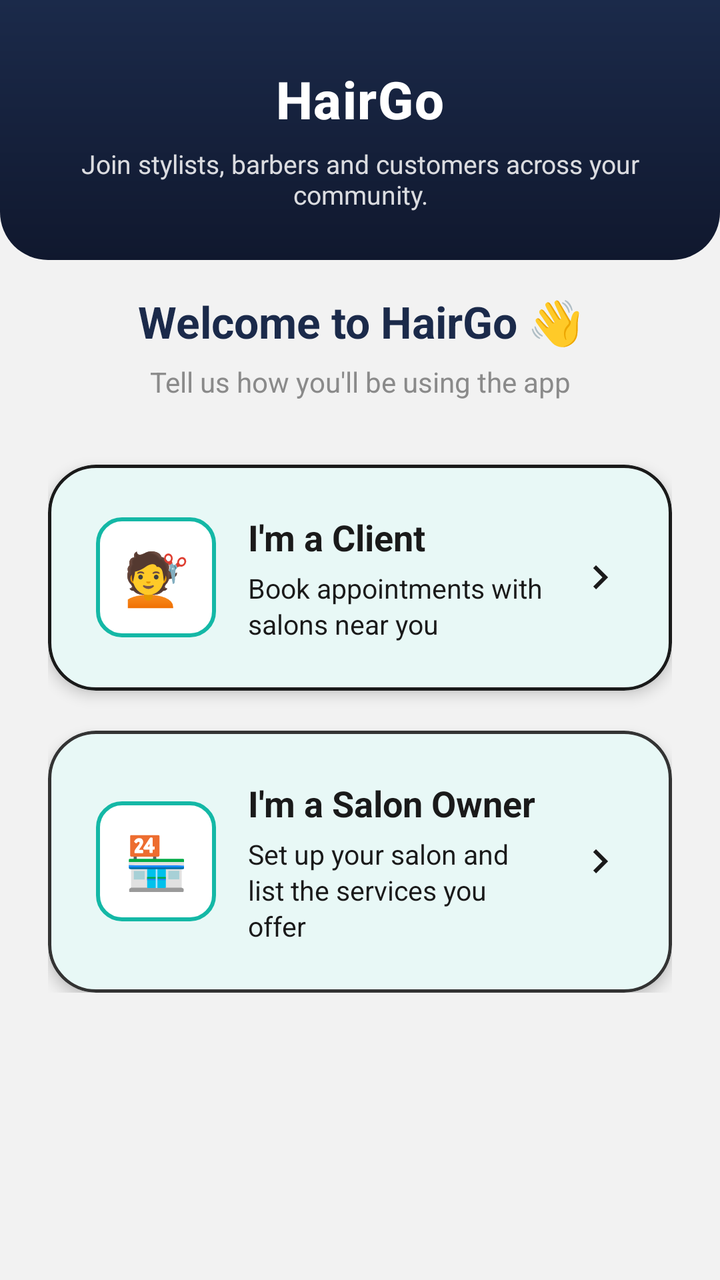
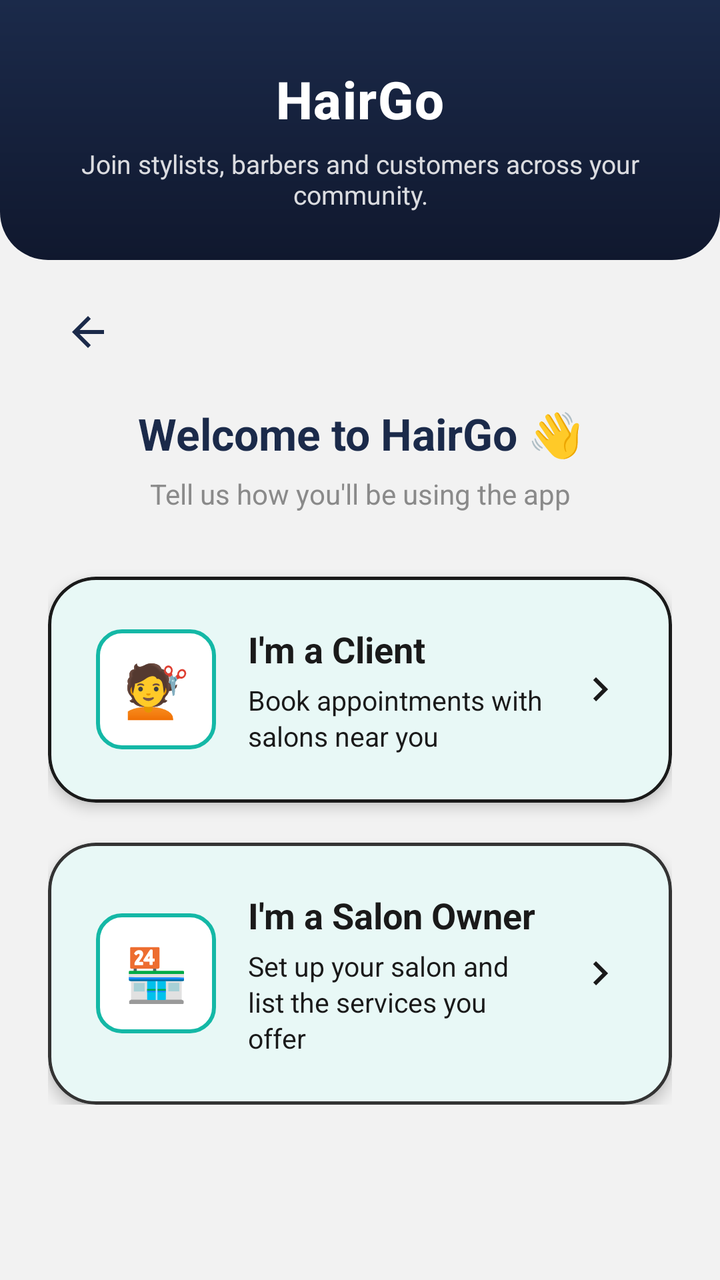

Two renders of the same Android screen: before a commit and after it. Below are the layout's source before the change and the commit's diff.
<!-- AndroidManifest.xml: application theme Theme.HairGo -->
<!-- res/layout/activity_role_selection.xml -->
<?xml version="1.0" encoding="utf-8"?>
<ScrollView xmlns:android="http://schemas.android.com/apk/res/android"
    xmlns:app="http://schemas.android.com/apk/res-auto"
    android:layout_width="match_parent"
    android:layout_height="match_parent"
    android:background="@color/grey_light"
    android:fillViewport="true">

    <LinearLayout
        android:layout_width="match_parent"
        android:layout_height="wrap_content"
        android:orientation="vertical"
        android:gravity="center_horizontal">

        <include layout="@layout/view_auth_header"/>

        <LinearLayout
            android:layout_width="match_parent"
            android:layout_height="wrap_content"
            android:orientation="vertical"
            android:paddingHorizontal="24dp"
            android:paddingTop="16dp"
            android:paddingBottom="32dp">

            
            <TextView
                android:id="@+id/tvWelcome"
                android:layout_width="match_parent"
                android:layout_height="wrap_content"
                android:layout_marginBottom="6dp"
                android:text="Welcome to HairGo 👋"
                android:textColor="@color/heading"
                android:textSize="22sp"
                android:textStyle="bold"
                android:textAlignment="center"/>

            
            <TextView
                android:id="@+id/tvSubtitle"
                android:layout_width="match_parent"
                android:layout_height="wrap_content"
                android:text="Tell us how you'll be using the app"
                android:textSize="14sp"
                android:textColor="@color/grey_medium"
                android:layout_marginBottom="32dp"
                android:textAlignment="center"/>

            
            <com.google.android.material.card.MaterialCardView
                android:id="@+id/cardClient"
                android:layout_width="match_parent"
                android:layout_height="wrap_content"
                android:layout_marginBottom="20dp"
                app:cardCornerRadius="24dp"
                app:cardElevation="4dp"
                app:strokeColor="@color/text_primary"
                app:strokeWidth="1.5dp"
                android:clickable="true"
                android:focusable="true"
                android:foreground="?attr/selectableItemBackground">

                <LinearLayout
                    android:layout_width="match_parent"
                    android:layout_height="wrap_content"
                    android:gravity="center_vertical"
                    android:orientation="horizontal"
                    android:padding="24dp">

                    <TextView
                        android:layout_width="60dp"
                        android:layout_height="60dp"
                        android:background="@drawable/bg_otp_box_focused"
                        android:gravity="center"
                        android:text="💇"
                        android:textSize="26sp" />

                    <LinearLayout
                        android:layout_width="0dp"
                        android:layout_height="wrap_content"
                        android:layout_weight="1"
                        android:orientation="vertical"
                        android:paddingHorizontal="16dp">

                        <TextView
                            android:layout_width="wrap_content"
                            android:layout_height="wrap_content"
                            android:text="I'm a Client"
                            android:textColor="@color/text_primary"
                            android:textSize="18sp"
                            android:textStyle="bold" />

                        <TextView
                            android:layout_width="wrap_content"
                            android:layout_height="wrap_content"
                            android:layout_marginTop="4dp"
                            android:lineSpacingExtra="2dp"
                            android:text="Book appointments with salons near you"
                            android:textColor="@color/text_primary"
                            android:textSize="13.5sp" />
                    </LinearLayout>

                    <ImageView
                        android:layout_width="24dp"
                        android:layout_height="24dp"
                        android:src="@drawable/ic_chevron_right"
                        app:tint="@color/text_primary" />
                </LinearLayout>
            </com.google.android.material.card.MaterialCardView>

            
            <com.google.android.material.card.MaterialCardView
                android:id="@+id/cardOwner"
                android:layout_width="match_parent"
                android:layout_height="wrap_content"
                app:cardCornerRadius="24dp"
                app:cardElevation="4dp"
                app:strokeColor="@color/grey_dark"
                app:strokeWidth="1.5dp"
                android:clickable="true"
                android:focusable="true"
                android:foreground="?attr/selectableItemBackground">

                <LinearLayout
                    android:layout_width="match_parent"
                    android:layout_height="wrap_content"
                    android:orientation="horizontal"
                    android:gravity="center_vertical"
                    android:padding="24dp">

                    <TextView
                        android:layout_width="60dp"
                        android:layout_height="60dp"
                        android:background="@drawable/bg_otp_box_focused"
                        android:gravity="center"
                        android:text="🏪"
                        android:textSize="26sp"/>

                    <LinearLayout
                        android:layout_width="0dp"
                        android:layout_weight="1"
                        android:layout_height="wrap_content"
                        android:orientation="vertical"
                        android:paddingHorizontal="16dp">

                        <TextView
                            android:layout_width="wrap_content"
                            android:layout_height="wrap_content"
                            android:text="I'm a Salon Owner"
                            android:textSize="18sp"
                            android:textStyle="bold"
                            android:textColor="@color/text_primary"/>

                        <TextView
                            android:layout_width="wrap_content"
                            android:layout_height="wrap_content"
                            android:layout_marginTop="4dp"
                            android:text="Set up your salon and list the services you offer"
                            android:textSize="13.5sp"
                            android:textColor="@color/text_primary"
                            android:lineSpacingExtra="2dp"/>
                    </LinearLayout>

                    <ImageView
                        android:layout_width="24dp"
                        android:layout_height="24dp"
                        android:src="@drawable/ic_chevron_right"
                        app:tint="@color/text_primary"/>
                </LinearLayout>
            </com.google.android.material.card.MaterialCardView>

        </LinearLayout>
    </LinearLayout>
</ScrollView>
<!-- res/layout/view_auth_header.xml (included above) -->
<?xml version="1.0" encoding="utf-8"?>
<LinearLayout xmlns:android="http://schemas.android.com/apk/res/android"
    android:layout_width="match_parent"
    android:layout_height="wrap_content"
    android:orientation="vertical"
    android:background="@drawable/bg_header"
    android:paddingTop="32dp"
    android:paddingBottom="24dp"
    android:paddingHorizontal="24dp"
    android:gravity="center">

    <TextView
        android:layout_width="wrap_content"
        android:layout_height="wrap_content"
        android:text="HairGo"
        android:textColor="@android:color/white"
        android:textSize="26sp"
        android:textStyle="bold"
        android:fontFamily="sans-serif-medium"
        android:letterSpacing="0.02"/>

    <TextView
        android:layout_width="wrap_content"
        android:layout_height="wrap_content"
        android:layout_marginTop="6dp"
        android:text="Join stylists, barbers and customers across your community."
        android:textColor="@android:color/white"
        android:alpha="0.85"
        android:textSize="13sp"
        android:gravity="center"
        android:paddingHorizontal="12dp"/>
</LinearLayout>
<!-- resources referenced by this layout -->
<resources>
  <color name="grey_dark">#333333</color>
  <color name="grey_light">#F2F2F2</color>
  <color name="grey_medium">#8A8A8A</color>
  <color name="heading">#1B2A4A</color>
  <color name="text_primary">#1A1A1A</color>
  <!-- drawable bg_header (drawable) -->
  <?xml version="1.0" encoding="utf-8"?>
  <shape xmlns:android="http://schemas.android.com/apk/res/android"
      android:shape="rectangle">
      <gradient
          android:startColor="@color/navy"
          android:endColor="@color/navy_dark"
          android:angle="270" />
      <corners
          android:bottomLeftRadius="24dp"
          android:bottomRightRadius="24dp" />
  </shape>
  <!-- drawable bg_otp_box_focused (drawable) -->
  <?xml version="1.0" encoding="utf-8"?>
  <shape xmlns:android="http://schemas.android.com/apk/res/android"
      android:shape="rectangle">
      <solid android:color="@color/surface" />
      <stroke
          android:width="2dp"
          android:color="@color/teal" />
      <corners android:radius="12dp" />
  </shape>
  <!-- drawable ic_chevron_right (drawable) -->
  <?xml version="1.0" encoding="utf-8"?>
  <vector xmlns:android="http://schemas.android.com/apk/res/android"
      android:width="24dp"
      android:height="24dp"
      android:viewportWidth="24"
      android:viewportHeight="24"
      android:tint="@color/grey_medium">
      <path
          android:fillColor="@color/grey_medium"
          android:pathData="M8.59,16.59L13.17,12 8.59,7.41 10,6l6,6 -6,6 -1.41,-1.41z"/>
  </vector>
  <style name="Theme.HairGo" parent="Base.Theme.HairGo">
          <item name="snackbarStyle">@style/Widget.HairGo.Snackbar</item>
      </style>
  <color name="navy">#1B2A4A</color>
  <color name="navy_dark">#10182E</color>
  <color name="surface">#FFFFFF</color>
  <color name="teal">#14B8A6</color>
  <style name="Base.Theme.HairGo" parent="Theme.Material3.DayNight.NoActionBar">
          <item name="colorPrimary">@color/teal</item>
          <item name="colorOnPrimary">@color/white</item>
          <item name="colorSurface">@color/surface</item>
          <item name="colorOnSurface">@color/text_primary</item>
          <item name="colorSurfaceVariant">@color/grey_light</item>
          <item name="colorOnSurfaceVariant">@color/grey_medium</item>
          <item name="colorOutline">@color/grey_border</item>
          <item name="android:colorBackground">@color/grey_light</item>
      </style>
  <style name="Widget.HairGo.Snackbar" parent="Widget.Material3.Snackbar">
          <item name="backgroundTint">@color/navy</item>
          <item name="android:textColor">@color/white</item>
          <item name="shapeAppearanceOverlay">@style/ShapeAppearanceOverlay.HairGo_Snackbar</item>
      </style>
  <color name="white">#FFFFFF</color>
  <color name="grey_border">#E0E0E0</color>
  <style name="ShapeAppearanceOverlay.HairGo_Snackbar" parent="">
          <item name="cornerFamily">rounded</item>
          <item name="cornerSize">16dp</item>
      </style>
</resources>

<!-- the commit's change to res/layout/activity_role_selection.xml (unified diff, before → after) -->
@@ -21,6 +21,17 @@
             android:paddingHorizontal="24dp"
             android:paddingTop="16dp"
             android:paddingBottom="32dp">
+
+            
+            <ImageButton
+                android:id="@+id/btnBack"
+                android:layout_width="40dp"
+                android:layout_height="40dp"
+                android:layout_marginBottom="16dp"
+                android:background="?attr/selectableItemBackgroundBorderless"
+                android:contentDescription="Back"
+                android:src="@drawable/ic_back"
+                app:tint="@color/heading" />
 
             
             <TextView
<!-- resource entries referenced after the edit -->
@@ -27,6 +27,13 @@
           android:color="@color/teal" />
       <corners android:radius="12dp" />
   </shape>
+  <!-- drawable ic_back (drawable) -->
+  <?xml version="1.0" encoding="utf-8"?>
+  <vector xmlns:android="http://schemas.android.com/apk/res/android"
+      android:width="24dp" android:height="24dp"
+      android:viewportWidth="24" android:viewportHeight="24">
+      <path android:fillColor="@color/text_primary" android:pathData="M20,11H7.83l5.59,-5.59L12,4l-8,8l8,8l1.41,-1.41L7.83,13H20V11z"/>
+  </vector>
   <!-- drawable ic_chevron_right (drawable) -->
   <?xml version="1.0" encoding="utf-8"?>
   <vector xmlns:android="http://schemas.android.com/apk/res/android"
